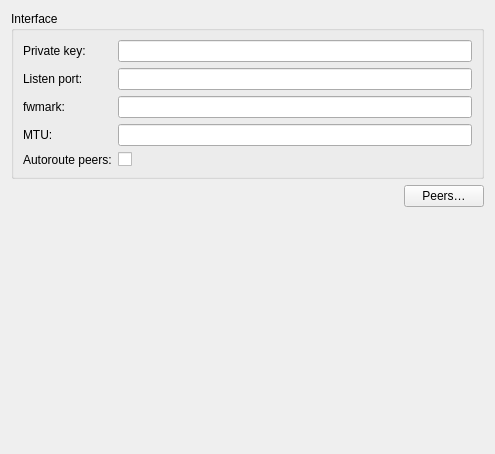
The window that libs/editor/settings/ui/wireguardinterfacewidget.ui (KDE/plasma-nm) describes before a commit, drawn with Qt 5.
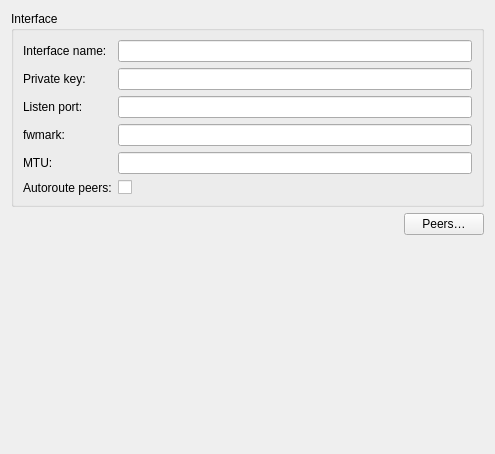
The same window after the commit. Custom widgets are drawn as their Qt base class.

Commit message:
Add WireGuard config field for interface name
Fixes ~~BUG: 412795~~ BUG: 479179

Previously the WireGuard configuration took the connection name as the
interface name. This had a host of problems, especially that the default
connection name was not valid for an interface name, and that an invalid interface
name would result in losing all of your changes.

This commit adds a required "Interface name" field (with proper validation). This behavior mirrors `nm-connection-editor`.

![New connection screenshot](/uploads/f4dbd88a73d207664ff1e096b30374e3/image.png)

```diff
--- a/libs/editor/settings/ui/wireguardinterfacewidget.ui
+++ b/libs/editor/settings/ui/wireguardinterfacewidget.ui
@@ -21,13 +21,28 @@
      </property>
      <layout class="QFormLayout" name="form1Layout">
       <item row="0" column="0">
+       <widget class="QLabel" name="interfaceNameLabel">
+        <property name="text">
+         <string>Interface name:</string>
+        </property>
+       </widget>
+      </item>
+      <item row="0" column="1">
+       <widget class="QLineEdit" name="interfaceNameLineEdit">
+        <property name="toolTip">
+         <string>Required.
+Network interface name.</string>
+        </property>
+       </widget>
+      </item>
+      <item row="1" column="0">
        <widget class="QLabel" name="privateKeyLabel">
         <property name="text">
          <string>Private key:</string>
         </property>
        </widget>
       </item>
-      <item row="0" column="1">
+      <item row="1" column="1">
        <widget class="PasswordField" name="privateKeyLineEdit">
         <property name="toolTip">
          <string>Required.
@@ -35,14 +50,14 @@
         </property>
        </widget>
       </item>
-      <item row="1" column="0">
+      <item row="2" column="0">
        <widget class="QLabel" name="listenPortLabel">
         <property name="text">
          <string>Listen port:</string>
         </property>
        </widget>
       </item>
-      <item row="1" column="1">
+      <item row="2" column="1">
        <widget class="QLineEdit" name="listenPortLineEdit">
         <property name="toolTip">
          <string>Optional.
@@ -51,14 +66,14 @@
        </widget>
       </item>
 
-      <item row="2" column="0">
+      <item row="3" column="0">
        <widget class="QLabel" name="fwmarkLabel">
         <property name="text">
          <string>fwmark:</string>
         </property>
        </widget>
       </item>
-      <item row="2" column="1">
+      <item row="3" column="1">
        <widget class="QLineEdit" name="fwmarkLineEdit">
         <property name="toolTip">
          <string>Optional.
@@ -68,14 +83,14 @@
         </property>
        </widget>
       </item>
-      <item row="3" column="0">
+      <item row="4" column="0">
        <widget class="QLabel" name="mtuLabel">
         <property name="text">
          <string>MTU:</string>
         </property>
        </widget>
       </item>
-      <item row="3" column="1">
+      <item row="4" column="1">
        <widget class="QLineEdit" name="mtuLineEdit">
         <property name="toolTip">
          <string>Optional.
@@ -87,14 +102,14 @@
         </property>
        </widget>
       </item>
-      <item row="4" column="0">
+      <item row="5" column="0">
        <widget class="QLabel" name="peerRouteLabel">
         <property name="text">
          <string>Autoroute peers:</string>
         </property>
        </widget>
       </item>
-      <item row="4" column="1">
+      <item row="5" column="1">
        <widget class="QCheckBox" name="peerRouteCheckBox">
         <property name="toolTip">
          <string>Whether to automatically add routes for the AllowedIPs ranges
```
The commit also changes 6 other files.
